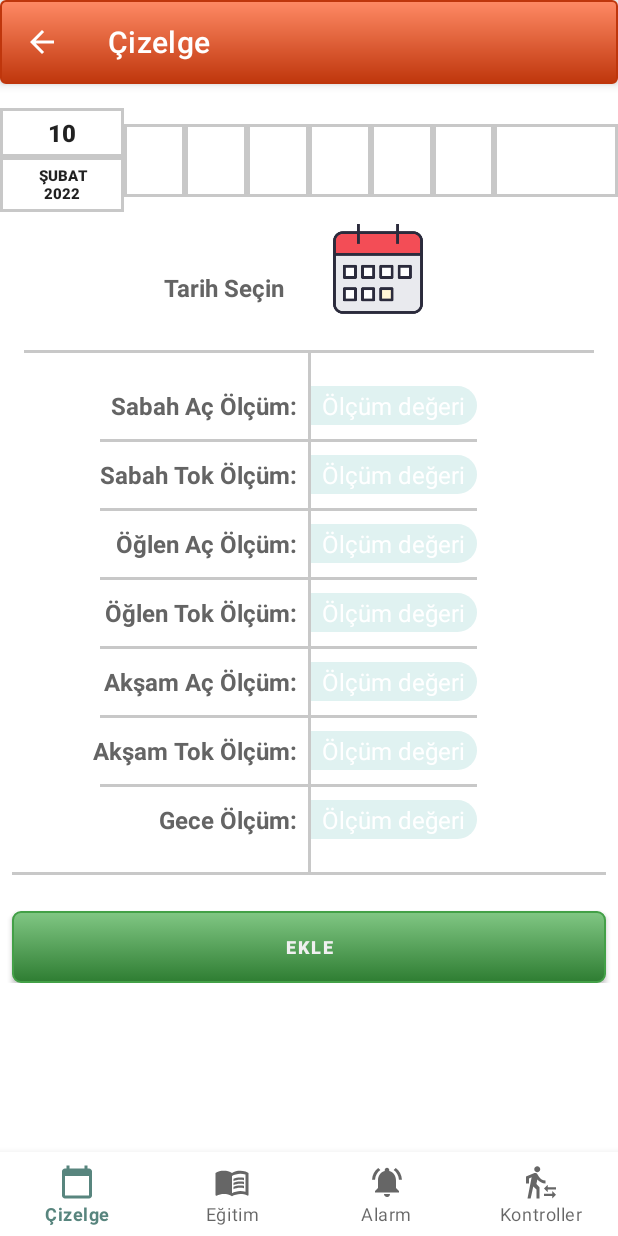
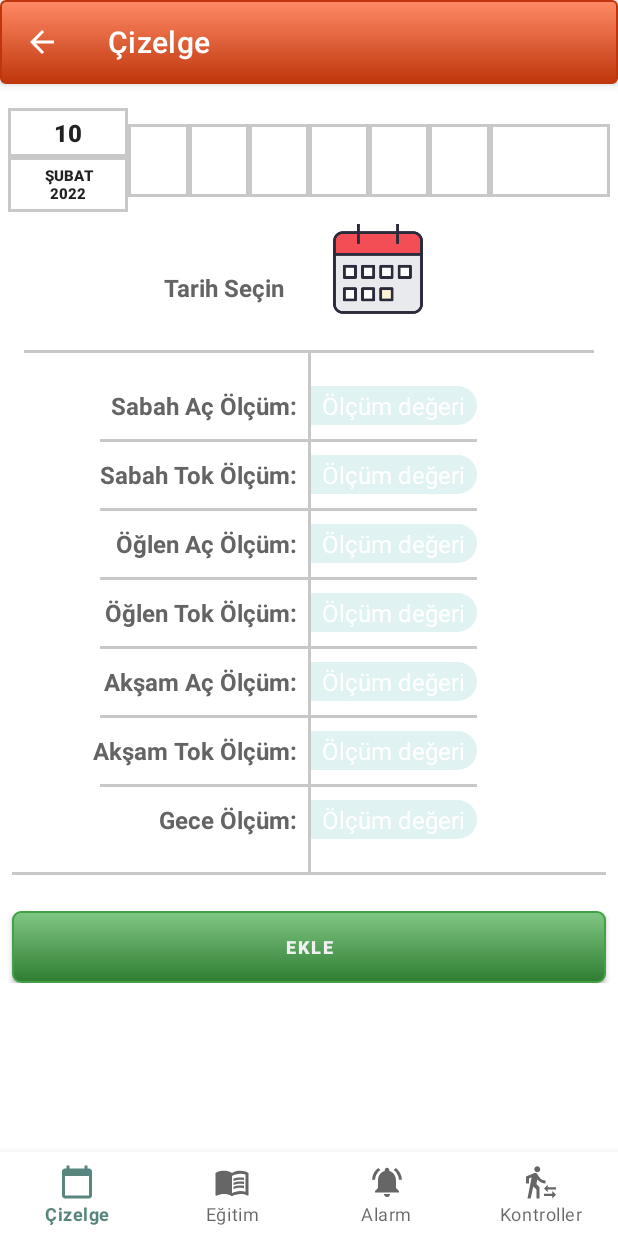
Before and after one commit to Veisy/Sugaria, an Android app: the screen it shows after launch (MainActivity), after a tap on "Add or Update Measurements", on a phone screen of 412 x 824 dp. Run offline under Robolectric (Android 15) with nearby library versions, the phone set to English and light mode, and no system bars; our stand-ins replace navigation-ui.

Commit message:
Gradle updated. Chart dimension resource updated.

```diff
--- a/app/src/main/AndroidManifest.xml
+++ b/app/src/main/AndroidManifest.xml
@@ -13,7 +13,8 @@
         android:theme="@style/AppTheme">
         <activity
             android:name=".MainActivity"
-            android:launchMode="singleTask">
+            android:launchMode="singleTask"
+            android:exported="true">
             <intent-filter>
                 <action android:name="android.intent.action.MAIN" />
 
--- a/app/src/main/java/com/example/sekerimremake/fragments/ChartMasterFragment.java
+++ b/app/src/main/java/com/example/sekerimremake/fragments/ChartMasterFragment.java
@@ -83,14 +83,11 @@ public class ChartMasterFragment extends Fragment implements ChartAdapter.OnRowC
         if (chartAdapter.getItemCount() > 1) {
             binding.recyclerViewChart.scrollToPosition(chartAdapter.getItemCount() - 1);
         }
-        binding.floatingActionButtonAddRow.setOnClickListener(new View.OnClickListener() {
-            @Override
-            public void onClick(View v) {
-                Bundle bundle = new Bundle();
-                bundle.putBoolean("button_flag", true);
-                navController.navigate(R.id.action_chartFragment_to_chartRowFragment, bundle);
-             }
-        });
+        binding.floatingActionButtonAddRow.setOnClickListener(v -> {
+            Bundle bundle = new Bundle();
+            bundle.putBoolean("button_flag", true);
+            navController.navigate(R.id.action_chartFragment_to_chartRowFragment, bundle);
+         });
     }
 
     @Override
--- a/app/src/main/res/layout/chart_single_day_row.xml
+++ b/app/src/main/res/layout/chart_single_day_row.xml
@@ -1,10 +1,11 @@
 <?xml version="1.0" encoding="utf-8"?>
 <androidx.constraintlayout.widget.ConstraintLayout xmlns:android="http://schemas.android.com/apk/res/android"
     xmlns:app="http://schemas.android.com/apk/res-auto"
+    xmlns:tools="http://schemas.android.com/tools"
+    android:id="@+id/single_day"
     android:layout_width="match_parent"
     android:layout_height="wrap_content"
-    android:layout_margin="5dp"
-    android:id="@+id/single_day">
+    android:layout_margin="@dimen/margin_small">
 
     <TextView
         android:id="@+id/textView_day_night"
@@ -131,8 +132,8 @@
         style="@style/title_style"
         android:layout_width="0dp"
         android:layout_height="wrap_content"
-        android:padding="5dp"
-        android:textSize="16sp"
+        android:padding="@dimen/padding_small"
+        android:textSize="@dimen/textSize_large"
         android:textStyle="bold"
         app:layout_constraintBottom_toTopOf="@id/textView_day_monthYear"
         app:layout_constraintEnd_toStartOf="@+id/guideline8"
@@ -144,10 +145,11 @@
         style="@style/title_style"
         android:layout_width="0dp"
         android:layout_height="wrap_content"
-        android:padding="5dp"
-        android:textSize="10sp"
+        android:padding="@dimen/padding_small"
+        android:textSize="@dimen/textSize_small"
         android:textStyle="bold"
         app:layout_constraintEnd_toStartOf="@+id/guideline8"
         app:layout_constraintStart_toStartOf="parent"
-        app:layout_constraintTop_toBottomOf="@+id/textView_day_day" />
+        app:layout_constraintTop_toBottomOf="@+id/textView_day_day"
+        tools:ignore="SmallSp" />
 </androidx.constraintlayout.widget.ConstraintLayout>
--- a/app/src/main/res/layout/fragment_chart_detail.xml
+++ b/app/src/main/res/layout/fragment_chart_detail.xml
@@ -48,7 +48,9 @@
                 layout="@layout/chart_single_day_row"
                 android:layout_width="match_parent"
                 android:layout_height="wrap_content"
-                android:layout_marginTop="16dp"
+                android:layout_marginTop="@dimen/margin_large"
+                android:layout_marginStart="@dimen/margin_small"
+                android:layout_marginEnd="@dimen/margin_small"
                 app:layout_constraintBottom_toTopOf="@id/imageButton_calendar"
                 app:layout_constraintEnd_toEndOf="parent"
                 app:layout_constraintStart_toStartOf="parent"
@@ -59,8 +61,8 @@
                 android:id="@+id/imageButton_calendar"
                 android:layout_width="60dp"
                 android:layout_height="60dp"
-                android:layout_marginStart="16dp"
-                android:layout_marginTop="8dp"
+                android:layout_marginStart="@dimen/margin_large"
+                android:layout_marginTop="@dimen/margin_medium"
                 android:background="@drawable/main_tracking_chart"
                 app:layout_constraintBottom_toTopOf="@id/included_chart_edit_table"
                 app:layout_constraintStart_toStartOf="@+id/guidelineAddRow"
@@ -72,10 +74,8 @@
                 style="@style/header_measurement"
                 android:layout_width="wrap_content"
                 android:layout_height="wrap_content"
-                android:paddingStart="16dp"
-                android:paddingLeft="16dp"
-                android:paddingEnd="16dp"
-                android:paddingRight="16dp"
+                android:paddingStart="@dimen/padding_large"
+                android:paddingEnd="@dimen/padding_large"
                 android:text="@string/select_date"
                 app:layout_constraintBottom_toBottomOf="@+id/imageButton_calendar"
                 app:layout_constraintEnd_toStartOf="@id/guidelineAddRow"
--- /dev/null
+++ b/app/src/main/res/values/dimens.xml
@@ -0,0 +1,17 @@
+<?xml version="1.0" encoding="utf-8"?>
+<resources>
+    <dimen name="mainImage_width">90dp</dimen>
+    <dimen name="mainImage_height">60dp</dimen>
+    <dimen name="catalogImagesWidth">140dp</dimen>
+    <dimen name="catalogImagesHeight">140dp</dimen>
+
+    <dimen name="margin_small">5dp</dimen>
+    <dimen name="margin_large">16dp</dimen>
+    <dimen name="margin_medium">8dp</dimen>
+    <dimen name="padding_large">16dp</dimen>
+    <dimen name="padding_small">5dp</dimen>
+    <dimen name="textSize_large">16sp</dimen>
+    <dimen name="textSize_small">10sp</dimen>
+    <dimen name="margin_floatingActionButton">24dp</dimen>
+    <dimen name="margin_x_large">24dp</dimen>
+</resources>
--- a/build.gradle
+++ b/build.gradle
@@ -2,10 +2,10 @@
 buildscript {
     repositories {
         google()
-        jcenter()
+        mavenCentral()
     }
     dependencies {
-        classpath 'com.android.tools.build:gradle:4.1.1'
+        classpath 'com.android.tools.build:gradle:7.1.1'
 
         // NOTE: Do not place your application dependencies here; they belong
         // in the individual module build.gradle files
@@ -15,7 +15,7 @@ buildscript {
 allprojects {
     repositories {
         google()
-        jcenter()
+        mavenCentral()
     }
 }
 
```
Also changed, not shown: app/build.gradle (+15 -11 lines), app/src/main/res/layout-land/fragment_chart.xml (+7 -9 lines), app/src/main/res/layout/fragment_chart.xml (+8 -9 lines), app/src/main/res/values/dimensions.xml (deleted, +0 -7 lines), gradle/wrapper/gradle-wrapper.properties, 1 other file.
